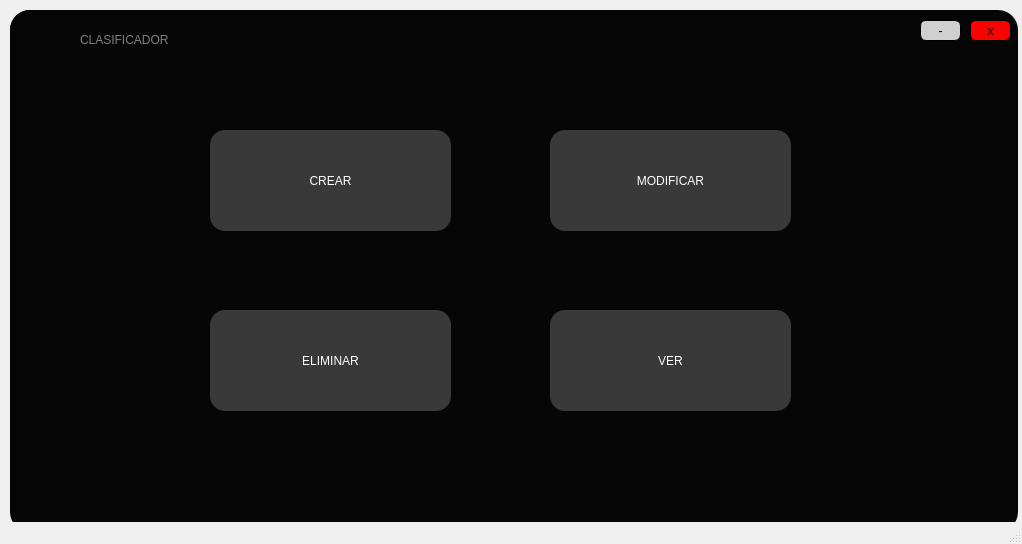
ThomyALUN/proyecto1-estructuras, file Ventana2.ui: the form before one commit.
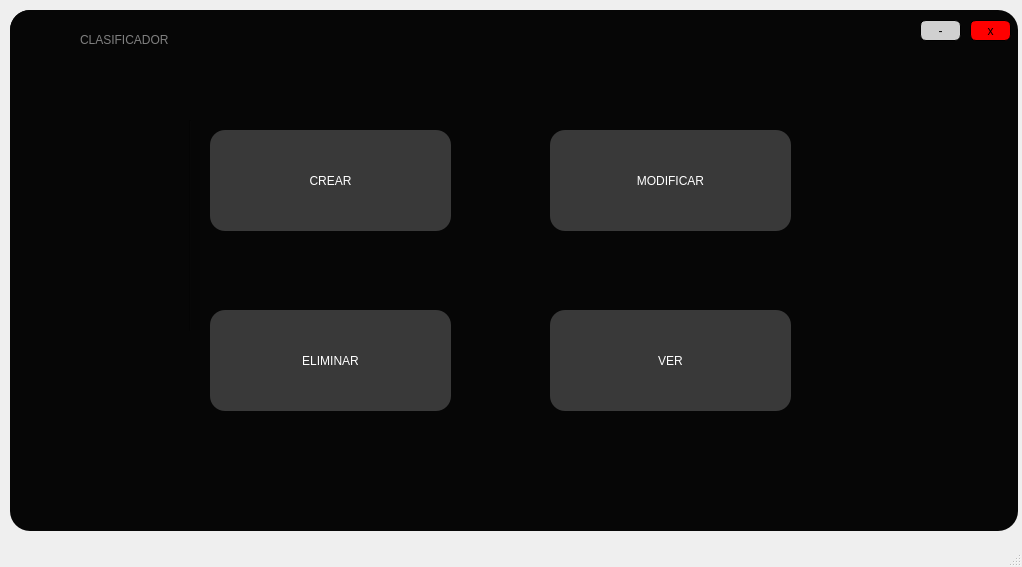
The form after the commit. Icons and pictures are not drawn.

What changed in the file:
```diff
--- a/Ventana2.ui
+++ b/Ventana2.ui
@@ -7,7 +7,7 @@
     <x>0</x>
     <y>0</y>
     <width>1022</width>
-    <height>544</height>
+    <height>567</height>
    </rect>
   </property>
   <property name="windowTitle">
@@ -20,7 +20,7 @@
       <x>10</x>
       <y>10</y>
       <width>1008</width>
-      <height>522</height>
+      <height>521</height>
      </rect>
     </property>
     <property name="cursor">
```
Left out of the diff: 4 changed lines with no effect on the pictures.
